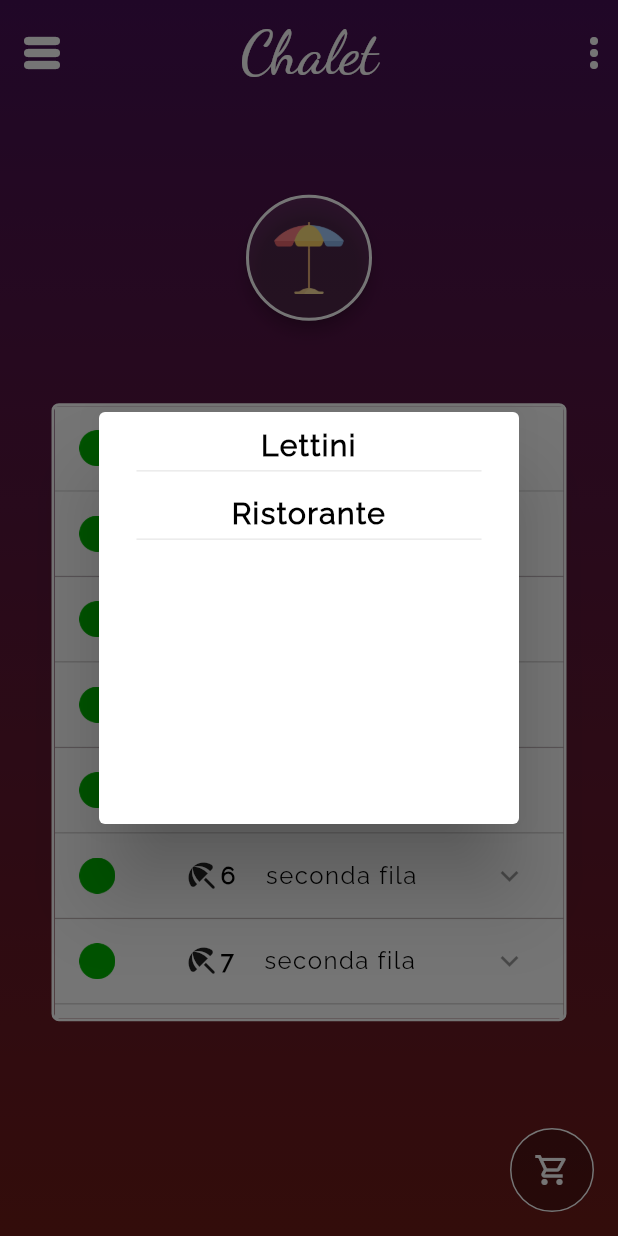
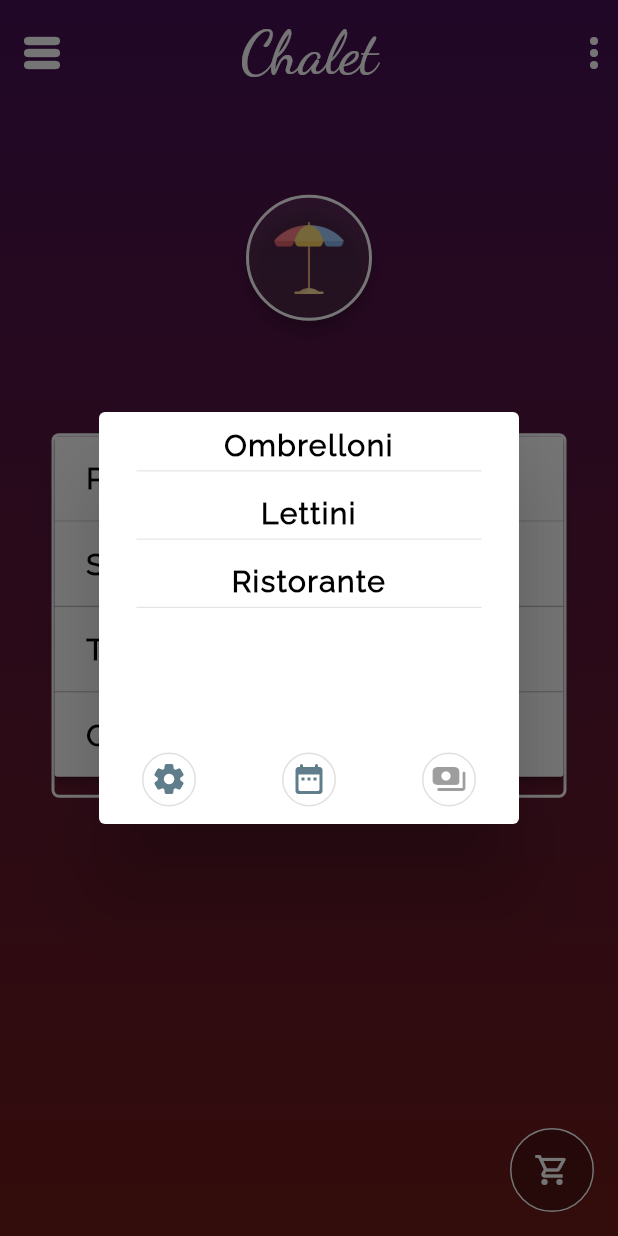
Before and after one commit to renzoproietti/gestionale-chalet, a Flutter app: the screen it shows after launch, scrolled down 576 dp, after a tap on the "shopping cart" icon, on a phone screen of 412 x 824 dp. Run offline on Flutter 3.47's test engine with Material 2 defaults, Android fonts, the phone set to English and light mode, and no system bars; our stand-ins replace flutter_signin_button, google_sign_in, sqflite, syncfusion_flutter_datepicker; accounts and stored records are empty; generated files the repository leaves out were written again.

Commit message:
cambiato sezione ombrelloni divise per file

```diff
--- a/lib/cart_handler.dart
+++ b/lib/cart_handler.dart
@@ -1,4 +1,5 @@
 import 'package:flutter/material.dart';
+import 'package:fluttertest/datepicker_dialog.dart';
 import 'package:fluttertest/list_item_handler.dart';
 import 'package:fluttertest/widgets_builder.dart';
 
@@ -13,9 +14,9 @@
   @override
   Widget build(BuildContext context) {
     return Dialog(
-      insetAnimationDuration: Duration(milliseconds: 300),
+      insetAnimationDuration: const Duration(milliseconds: 300),
       backgroundColor: Colors.white,
-      child: Container(
+      child: SizedBox(
         width: MediaQuery.of(context).size.width / 3,
         height: MediaQuery.of(context).size.height / 3,
         child: Column(
@@ -24,10 +25,38 @@
               padding: EdgeInsets.only(top: 10),
             ),
             SizedBox(
-              child: ListView(
-                  children:
-                      _children), //child: ListView(shrinkWrap: false, children: _items.map((key, value) => createText(key))),
+              child: ListView(children: _children),
               height: MediaQuery.of(context).size.height / 4,
+            ),
+            const Padding(padding: EdgeInsets.only(top: 5)),
+            Row(
+              mainAxisAlignment: MainAxisAlignment.spaceAround,
+              children: [
+                OutlinedButton(
+                    child: const Icon(Icons.settings_rounded),
+                    onPressed: () {},
+                    style: OutlinedButton.styleFrom(
+                      shape: const CircleBorder(),
+                      primary: Colors.blueGrey,
+                    )),
+                OutlinedButton(
+                    child: const Icon(Icons.date_range_rounded),
+                    onPressed: () {
+                      showDialog(
+                          context: context,
+                          builder: (context) => CustomDatePicker());
+                    },
+                    style: OutlinedButton.styleFrom(
+                      shape: const CircleBorder(),
+                      primary: Colors.blueGrey,
+                    )),
+                OutlinedButton(
+                  child: const Icon(Icons.payments_rounded),
+                  onPressed: null,
+                  style: OutlinedButton.styleFrom(
+                      shape: const CircleBorder(), primary: Colors.blueGrey),
+                )
+              ],
             )
           ],
         ),
@@ -36,23 +65,26 @@
   }
 }
 
-List<String> _categories = ["Ombrelloni", "Lettini", "Ristorante"];
+const List<String> _categories = ["Ombrelloni", "Lettini", "Ristorante"];
 List<Widget> _children = [];
-Map<int, List<Widget>> _subChildren = {};
+Map<String, List<Widget>> _subChildren = {};
 
+/// Carica gli ordini se non sono presenti
 void _loadOrders(MultipleCounter counter, String category) {
   _clearOrders();
   _subChildren.putIfAbsent(
-      counter.key!, () => _subChildrenToWidget(counter, category));
+      counter.category!, () => _subChildrenToWidget(counter, category));
 }
 
+/// Aggiunge gli ordini non presenti e aggiorna quelli già presenti
 void updateOrders(MultipleCounter counter, String category) {
   _clearOrders();
   _loadOrders(counter, category);
   _subChildren.update(
-      counter.key!, (value) => _subChildrenToWidget(counter, category));
+      counter.category!, (value) => _subChildrenToWidget(counter, category));
 }
 
+/// Pulisce gli ordini
 void _clearOrders() {
   _subChildren.clear();
 }
@@ -69,7 +101,7 @@
 
 /// Initializza una categoria.
 /// Il titolo è applicato in base al nome della categoria,
-/// A fine titolo attacco un'altra lista che è proprio quella degli ordini.
+/// A fine titolo è attaccata un'altra lista che è proprio quella degli ordini.
 List<Widget> _initCategoryList(MultipleCounter counter, String category) {
   return <Widget>[
         createText(category,
--- a/lib/home_page.dart
+++ b/lib/home_page.dart
@@ -89,8 +89,7 @@
           createSezioneOmbrelloni(context, _pageController, //2nd page
               (int index, bool isExpanded) {
             setState(() {
-              getOmbrelloni()[index].isExpanded =
-                  !getOmbrelloni()[index].isExpanded;
+              getFile()[index].isExpanded = !getFile()[index].isExpanded;
             });
           }),
           createSezioneLettini(context, _pageController,
--- a/lib/main.dart
+++ b/lib/main.dart
@@ -1,6 +1,4 @@
 import 'package:flutter/material.dart';
-import 'package:flutter/services.dart';
-import 'package:fluttertest/cart_handler.dart';
 import 'package:fluttertest/internationalization.dart';
 import 'Database/sqlite.dart';
 import 'home_page.dart';
--- a/lib/sezione_bar.dart
+++ b/lib/sezione_bar.dart
@@ -8,7 +8,7 @@
 
 Container createSezioneBar(BuildContext context, PageController _pageController,
     Function(int, bool) callback) {
-  MultipleCounter counter = MultipleCounter(key: 2);
+  MultipleCounter counter = MultipleCounter(category: "Bar");
   globalCounters.putIfAbsent(2, () => counter);
   return PageContainer(
     gradients: const <Color>[Color(0xffffb643), Color(0xff33a284)],
@@ -43,11 +43,11 @@
             ),
             borderRadius: BorderRadius.circular(5),
           ),
-          child: Scrollbar(
-            child: Center(
-              child: MediaQuery.removePadding(
-                removeTop: true,
-                context: context,
+          child: MediaQuery.removePadding(
+            removeTop: true,
+            context: context,
+            child: Scrollbar(
+              child: Center(
                 child: ListView(
                   shrinkWrap: false,
                   children: <Widget>[
@@ -81,6 +81,7 @@
                             isExpanded: section!.isExpanded,
                             body: ListView(
                                 shrinkWrap: true,
+                                physics: BouncingScrollPhysics(),
                                 children: _pickItem(section.header)
                                     .map((MenuItem pietanza) {
                                   counter.addEntry(
--- a/lib/sezione_lettini.dart
+++ b/lib/sezione_lettini.dart
@@ -6,28 +6,29 @@
 import 'main.dart';
 import 'package:fluttertest/list_item_handler.dart';
 import 'package:fluttertest/custom_expansion_panel.dart' as custom_panel;
-import 'package:flutter_gen/gen_l10n/app_localizations.dart';
 
 List<LettiniItem> _lettini = <LettiniItem>[
   LettiniItem(
       header: "Lettini",
       body: 'Aggiungi',
       infos: '\t',
-      icon: Icons.bedroom_child_outlined,
-      number: 0),
+      number: 0,
+      prezzo: 6.0,
+      isExpanded: false),
   LettiniItem(
       header: "Sdraio",
       body: 'Aggiungi',
       infos: '\t',
-      icon: Icons.king_bed_outlined,
-      number: 0),
+      number: 0,
+      prezzo: 5.0,
+      isExpanded: false),
   LettiniItem(
       header: "Sedie",
       body: 'Aggiungi',
       infos: '\t',
-    icon: Icons.chair_alt_outlined,
       number: 0,
-  ),
+      prezzo: 4.0,
+      isExpanded: false),
 ];
 
 List<LettiniItem> getLettini() {
@@ -39,7 +40,7 @@
   PageController _pageController,
   Function(int, bool) callback,
 ) {
-  MultipleCounter counter = MultipleCounter(key: 1);
+  MultipleCounter counter = MultipleCounter(category: "Lettini");
   globalCounters.putIfAbsent(1, () => counter);
   return PageContainer(
     gradients: const <Color>[
@@ -59,9 +60,9 @@
               image: AssetImage("lib/assets/sunbed_icon.png"),
               width: 48,
               height: 48),
-          innerPadding: EdgeInsets.all(18),
+          innerPadding: const EdgeInsets.all(18),
           page: 0,
-          animationTime: Duration(milliseconds: 400),
+          animationTime: const Duration(milliseconds: 400),
         ),
         Padding(
           padding: EdgeInsets.only(top: MediaQuery.of(context).size.height / 8),
@@ -76,17 +77,17 @@
             borderRadius: BorderRadius.circular(5),
           ),
           width: MediaQuery.of(context).size.width - 65,
-          child: Scrollbar(
-            child: Center(
           child: MediaQuery.removePadding(
             removeTop: true,
             context: context,
+            child: Scrollbar(
+              child: Center(
                 child: ListView(
                   shrinkWrap: true,
                   children: <Widget>[
                     custom_panel.ExpansionPanelList(
-                      expandedHeaderPadding:
-                          EdgeInsets.symmetric(vertical: 9, horizontal: 0),
+                      expandedHeaderPadding: const EdgeInsets.symmetric(
+                          vertical: 9, horizontal: 0),
                       expansionCallback: callback,
                       inBetweenPadding: 0.2,
                       children: _lettini.map((ListItem item) {
--- a/lib/sezione_ombrelloni.dart
+++ b/lib/sezione_ombrelloni.dart
@@ -1,28 +1,30 @@
 import 'package:flutter/material.dart';
-import 'package:fluttertest/cart_handler.dart';
-import 'package:fluttertest/datepicker_dialog.dart';
+import 'package:fluttertest/main.dart';
 import 'custom_expansion_panel.dart';
 import 'widgets_builder.dart';
 import 'package:fluttertest/list_item_handler.dart';
 import 'package:fluttertest/custom_expansion_panel.dart' as custom_panel;
 
-List<OmbrelloniItem> _ombrelloni = <OmbrelloniItem>[
-  OmbrelloniItem(header: "1", body: "Prenota", infos: "prima fila"),
-  OmbrelloniItem(header: "2", body: "Prenota", infos: "prima fila"),
-  OmbrelloniItem(header: "3", body: "Prenota", infos: "prima fila"),
-  OmbrelloniItem(header: "4", body: "Prenota", infos: "prima fila"),
-  OmbrelloniItem(header: "5", body: "Prenota", infos: "seconda fila"),
-  OmbrelloniItem(header: "6", body: "Prenota", infos: "seconda fila"),
-  OmbrelloniItem(header: "7", body: "Prenota", infos: "seconda fila"),
-  OmbrelloniItem(header: "8", body: "Prenota", infos: "terza fila"),
-  OmbrelloniItem(header: "9", body: "Prenota", infos: "terza fila"),
-  OmbrelloniItem(header: "10", body: "Prenota", infos: "terza fila"),
-  OmbrelloniItem(header: "11", body: "Prenota", infos: "quarta fila"),
-  OmbrelloniItem(header: "12", body: "Prenota", infos: "quarta fila"),
+List<OmbrelloniItem> _file = <OmbrelloniItem>[
+  OmbrelloniItem(header: "Prima fila", isExpanded: false),
+  OmbrelloniItem(header: "Seconda fila", isExpanded: false),
+  OmbrelloniItem(header: "Terza fila", isExpanded: false),
+  OmbrelloniItem(header: "Quarta fila", isExpanded: false),
 ];
+const int ombrelloniPerFila = 10;
 
-List<OmbrelloniItem> getOmbrelloni() {
+List<OmbrelloniItem> initFila(OmbrelloniItem fila) {
+  List<OmbrelloniItem> _ombrelloni = <OmbrelloniItem>[];
+  for (int i = 1; i < ombrelloniPerFila; i++) {
+    _ombrelloni.add(OmbrelloniItem(
+        header: '$i', prezzo: fila.prezzo, body: "Prenota", isExpanded: false));
+  }
+
   return _ombrelloni;
+}
+
+List<OmbrelloniItem> getFile() {
+  return _file;
 }
 
 Container createSezioneOmbrelloni(
@@ -30,6 +32,9 @@
   PageController _pageController,
   Function(int, bool) callback,
 ) {
+  MultipleCounter counter = MultipleCounter(category: "Ombrelloni");
+  globalCounters.putIfAbsent(0, () => counter);
+
   return PageContainer(
     gradients: const <Color>[
       Color(0xff461055),
@@ -49,16 +54,17 @@
               height: 48),
           pageController: _pageController,
           page: 0,
-          animationTime: Duration(milliseconds: 300),
-          innerPadding: EdgeInsets.all(18),
+          animationTime: const Duration(milliseconds: 300),
+          innerPadding: const EdgeInsets.all(18),
         ),
         Padding(
           padding:
-              EdgeInsets.only(top: MediaQuery.of(context).size.height / 15),
+              EdgeInsets.only(top: MediaQuery.of(context).size.height / 11),
         ),
         Container(
           width: MediaQuery.of(context).size.width / 1.2,
-          height: MediaQuery.of(context).size.height / 2,
+          height: MediaQuery.of(context).size.height / 3.39,
+
           decoration: BoxDecoration(
             color: Colors.transparent,
             border: Border.all(
@@ -67,97 +73,65 @@
             ),
             borderRadius: BorderRadius.circular(5),
           ),
-          child: Scrollbar(
-            child: Center(
           //necessario rimuovere il padding quando
           //l'appBar è transparente o rimossa.
           child: MediaQuery.removePadding(
             removeTop: true,
             context: context,
+            child: Scrollbar(
+              isAlwaysShown: true,
+              interactive: true,
+              child: Center(
                 child: ListView(
                   shrinkWrap: false,
                   children: <Widget>[
                     custom_panel.ExpansionPanelList(
-                      expandedHeaderPadding:
-                          EdgeInsets.symmetric(vertical: 9, horizontal: 0),
+                      inBetweenPadding: 0.2,
+                      expandedHeaderPadding: const EdgeInsets.symmetric(
+                          vertical: 4, horizontal: 0),
                       expansionCallback: callback,
-                      inBetweenPadding: 0.2,
-                      children: _ombrelloni.map((ListItem? item) {
+                      children: getFile().map((OmbrelloniItem fila) {
+                        initFila(fila);
                         return CustomExpansionPanel(
-                          backgroundColor: Colors.white,
                             canTapOnHeader: true,
                             headerBuilder:
                                 (BuildContext context, bool isExpanded) {
-                            return (Container(
-                              padding: EdgeInsets.only(
-                                  left: MediaQuery.of(context).size.width / 25),
-                              child: Row(
-                                mainAxisAlignment: MainAxisAlignment.start,
-                                mainAxisSize: MainAxisSize.max,
-                                children: [
-                                  green_light,
+                              return Row(
+                                children: <Widget>[
                                   Padding(
                                       padding: EdgeInsets.only(
                                           left: MediaQuery.of(context)
                                                   .size
                                                   .width /
-                                              9)),
-                                  item != null
-                                      ? item.icon
-                                      : Icon(Icons.beach_access_rounded),
-                                  Text(
-                                    item != null ? item.header : "-1",
-                                    textAlign: TextAlign.center,
-                                    style: const TextStyle(
-                                        fontFamily: 'Raleway',
-                                        fontWeight: FontWeight.bold,
-                                        letterSpacing: 1,
-                                        fontSize: 16,
-                                        color: Colors.black),
-                                  ),
-                                  Padding(
-                                      padding: EdgeInsets.only(
-                                          left: MediaQuery.of(context)
-                                                  .size
-                                                  .width /
-                                              21)),
-                                  createText(
-                                      item != null ? item.infos : "n-fila",
-                                      alignment: TextAlign.center,
-                                      weight: FontWeight.normal,
-                                      letterSpacing: 1,
-                                      size: 16,
+                                              20)),
+                                  createText(fila.header,
+                                      alignment: TextAlign.left,
+                                      weight: FontWeight.bold,
+                                      letterSpacing: 1.2,
+                                      size: 20,
                                       color: Colors.black),
                                 ],
-                              ),
-                            ));
+                              );
                             },
-                          isExpanded: item!.isExpanded,
-                          body: Row(
-                              mainAxisAlignment: MainAxisAlignment.spaceEvenly,
-                              mainAxisSize: MainAxisSize.max,
-                              children: [
-                                Flexible(
-                                  child: TextButton(
-                                    onPressed: () {
-                                      showDialog(
-                                              context: context,
-                                              builder: (context) =>
-                                                  CustomDatePicker())
-                                          .then((value) => {});
-                                    },
-                                    child: createText(
-                                      item.body,
-                                      alignment: TextAlign.center,
-                                      weight: FontWeight.w700,
-                                      letterSpacing: 1,
-                                      size: 20,
-                                      color: Colors.blue,
-                                    ),
-                                  ),
-                                ),
-                              ]),
-                        );
+                            isExpanded: fila.isExpanded,
+                            body: ListView(
+                                physics: BouncingScrollPhysics(),
+                                shrinkWrap: true,
+                                children:
+                                    initFila(fila).map((ListItem ombrellone) {
+                                  counter.addEntry(
+                                      MapEntry(ombrellone, ombrellone.number));
+
+                                  return listContainer(ombrellone,
+                                      counter.getCounterFromItem(ombrellone),
+                                      () {
+                                    removeItem(ombrellone, counter,
+                                        Chalet.of(context) as State);
+                                  }, () {
+                                    addItem(ombrellone, counter,
+                                        Chalet.of(context) as State);
+                                  }, context);
+                                }).toList()));
                       }).toList(),
                     ),
                   ],
--- a/lib/widgets_builder.dart
+++ b/lib/widgets_builder.dart
@@ -122,7 +122,7 @@
   );
 }
 
-Container listContainer(MenuItem item, int counter, Function? onRemoveTap(),
+Container listContainer(ListItem item, int counter, Function? onRemoveTap(),
     Function? onAddTap(), BuildContext context) {
   return Container(
     padding: const EdgeInsets.symmetric(vertical: 5, horizontal: 10),
```
Also changed, not shown: lib/list_item_handler.dart (+66 -56 lines). Lines whose indentation alone changed are shown as unchanged.
